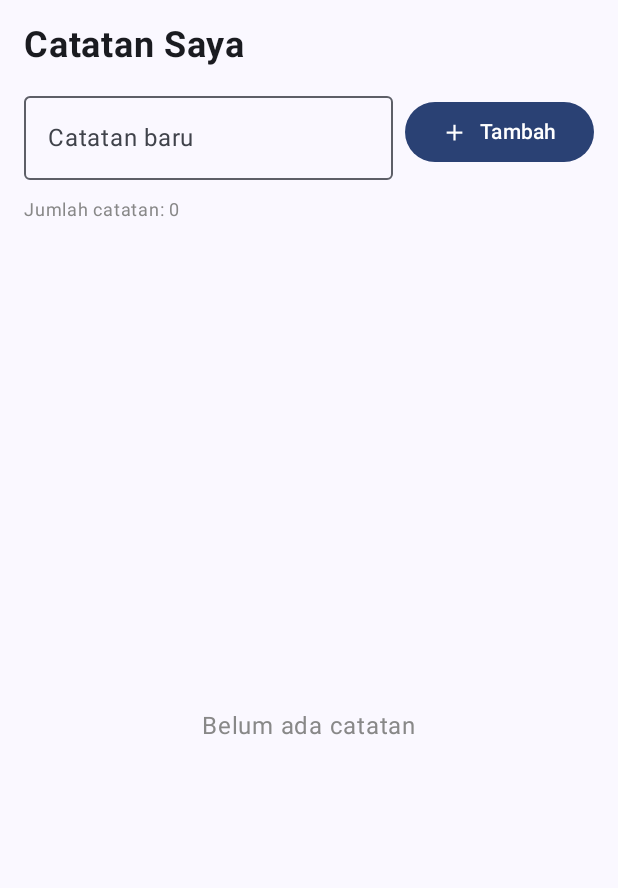
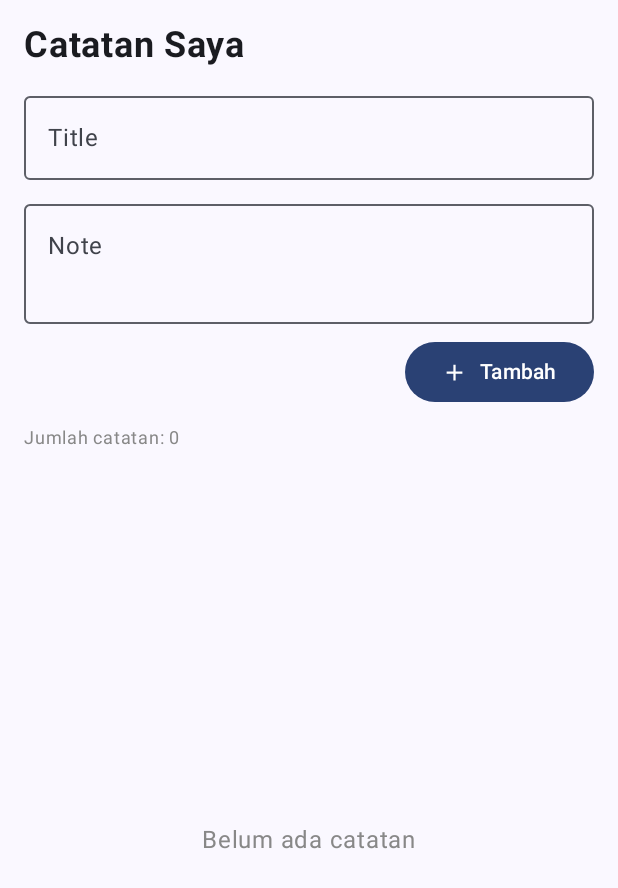
Before and after one commit to trengginaslir/NotesApp, an Android app built with Jetpack Compose: the screen it shows after launch (MainActivity), after a tap on "Tambah", on a phone screen of 412 x 824 dp. Shown: the top 888 px of the screen. Run offline under Robolectric (Android 15) with nearby library versions, the phone set to English and light mode, and no system bars; our stand-ins replace Room's generated code.

Commit message:
modifikasi tugas

```diff
--- a/app/src/main/java/com/example/notesapp/AppDatabase.kt
+++ b/app/src/main/java/com/example/notesapp/AppDatabase.kt
@@ -4,20 +4,31 @@ import android.content.Context
 import androidx.room.Database
 import androidx.room.Room
 import androidx.room.RoomDatabase
+import androidx.room.migration.Migration
+import androidx.sqlite.db.SupportSQLiteDatabase
 
-@Database(entities = [Note::class], version = 1, exportSchema = false)
+@Database(entities = [Note::class], version = 2, exportSchema = false)
 abstract class AppDatabase : RoomDatabase() {
     abstract fun noteDao(): NoteDao
     companion object {
         @Volatile
         private var INSTANCE: AppDatabase? = null
+
+        private val MIGRATION_1_2 = object : Migration(1, 2) {
+            override fun migrate(db: SupportSQLiteDatabase) {
+                db.execSQL("ALTER TABLE notes ADD COLUMN note TEXT NOT NULL DEFAULT ''")
+            }
+        }
+
         fun getInstance(context: Context): AppDatabase {
             return INSTANCE ?: synchronized(this) {
                 Room.databaseBuilder(
                     context.applicationContext,
                     AppDatabase::class.java,
                     "notes.db"
-                ).build().also { INSTANCE = it }
+                )
+                    .addMigrations(MIGRATION_1_2)
+                    .build().also { INSTANCE = it }
             }
         }
     }
--- a/app/src/main/java/com/example/notesapp/NotesScreen.kt
+++ b/app/src/main/java/com/example/notesapp/NotesScreen.kt
@@ -27,9 +27,11 @@ fun NotesScreen(
     vm: NotesViewModel = viewModel()
 ) {
     val notes by vm.notes.collectAsState()
-    var input by rememberSaveable { mutableStateOf("") }
+    var inputTitle by rememberSaveable { mutableStateOf("") }
+    var inputNote by rememberSaveable { mutableStateOf("") }
     var editingId by rememberSaveable { mutableStateOf<Long?>(null) }
-    var editingText by rememberSaveable { mutableStateOf("") }
+    var editingTitle by rememberSaveable { mutableStateOf("") }
+    var editingNote by rememberSaveable { mutableStateOf("") }
 
     Column(
         modifier = modifier
@@ -39,23 +41,33 @@ fun NotesScreen(
         Text(text = "Catatan Saya", fontSize = 24.sp, fontWeight = FontWeight.Bold)
         Spacer(Modifier.height(12.dp))
 
-        // Form input (CREATE)
-        Row(
+        Column(
             modifier = Modifier.fillMaxWidth(),
-            verticalAlignment = Alignment.CenterVertically,
-            horizontalArrangement = Arrangement.spacedBy(8.dp)
+            verticalArrangement = Arrangement.spacedBy(8.dp)
         ) {
             OutlinedTextField(
-                value = input,
-                onValueChange = { input = it },
-                label = { Text("Catatan baru") },
+                value = inputTitle,
+                onValueChange = { inputTitle = it },
+                label = { Text("Title") },
                 singleLine = true,
-                modifier = Modifier.weight(1f)
+                modifier = Modifier.fillMaxWidth()
             )
-            Button(onClick = {
-                vm.addNote(input)
-                input = ""
-            }) {
+            OutlinedTextField(
+                value = inputNote,
+                onValueChange = { inputNote = it },
+                label = { Text("Note") },
+                minLines = 2,
+                maxLines = 4,
+                modifier = Modifier.fillMaxWidth()
+            )
+            Button(
+                onClick = {
+                    vm.addNote(inputTitle, inputNote)
+                    inputTitle = ""
+                    inputNote = ""
+                },
+                modifier = Modifier.align(Alignment.End)
+            ) {
                 Icon(
                     painter = painterResource(R.drawable.ic_add),
                     contentDescription = null,
@@ -73,7 +85,6 @@ fun NotesScreen(
             modifier = Modifier.padding(vertical = 8.dp)
         )
 
-        // Daftar catatan (READ)
         if (notes.isEmpty()) {
             Box(modifier = Modifier.fillMaxSize(), contentAlignment = Alignment.Center) {
                 Text("Belum ada catatan", color = Color.Gray)
@@ -83,10 +94,12 @@ fun NotesScreen(
                 items(notes, key = { it.id }) { note ->
                     if (editingId == note.id) {
                         NoteItemEditing(
-                            text = editingText,
-                            onTextChange = { editingText = it },
+                            title = editingTitle,
+                            note = editingNote,
+                            onTitleChange = { editingTitle = it },
+                            onNoteChange = { editingNote = it },
                             onSave = {
-                                vm.updateNote(note, editingText)
+                                vm.updateNote(note, editingTitle, editingNote)
                                 editingId = null
                             },
                             onCancel = { editingId = null }
@@ -96,7 +109,8 @@ fun NotesScreen(
                             note = note,
                             onEdit = {
                                 editingId = note.id
-                                editingText = note.title
+                                editingTitle = note.title
+                                editingNote = note.note
                             },
                             onDelete = { vm.deleteNote(note) }
                         )
@@ -115,8 +129,13 @@ fun NoteItem(
     onDelete: () -> Unit = {}
 ) {
     ListItem(
-        headlineContent = { Text(note.title) },
-        supportingContent = { Text("ID: ${note.id}") },
+        overlineContent = { Text("ID: ${note.id}") },
+        headlineContent = { Text(note.title, fontWeight = FontWeight.Bold) },
+        supportingContent = {
+            if (note.note.isNotEmpty()) {
+                Text(note.note)
+            }
+        },
         trailingContent = {
             Row {
                 IconButton(onClick = onEdit) {
@@ -134,30 +153,45 @@ fun NoteItem(
 
 @Composable
 fun NoteItemEditing(
-    text: String,
-    onTextChange: (String) -> Unit,
+    title: String,
+    note: String,
+    onTitleChange: (String) -> Unit,
+    onNoteChange: (String) -> Unit,
     onSave: () -> Unit,
     onCancel: () -> Unit
 ) {
-    Row(
+    Column(
         modifier = Modifier
             .fillMaxWidth()
             .padding(vertical = 8.dp),
-        verticalAlignment = Alignment.CenterVertically
+        verticalArrangement = Arrangement.spacedBy(8.dp)
     ) {
         OutlinedTextField(
-            value = text,
-            onValueChange = onTextChange,
-            label = { Text("Ubah catatan") },
+            value = title,
+            onValueChange = onTitleChange,
+            label = { Text("Ubah title") },
             singleLine = true,
-            modifier = Modifier.weight(1f)
+            modifier = Modifier.fillMaxWidth()
         )
-        IconButton(onClick = onSave) {
-            Icon(painterResource(R.drawable.ic_check), "Simpan",
-                tint = Color(0xFF4CAF50))
-        }
-        IconButton(onClick = onCancel) {
-            Icon(painterResource(R.drawable.ic_close), "Batal")
+        OutlinedTextField(
+            value = note,
+            onValueChange = onNoteChange,
+            label = { Text("Ubah note") },
+            minLines = 2,
+            maxLines = 4,
+            modifier = Modifier.fillMaxWidth()
+        )
+        Row(
+            modifier = Modifier.align(Alignment.End),
+            verticalAlignment = Alignment.CenterVertically
+        ) {
+            IconButton(onClick = onSave) {
+                Icon(painterResource(R.drawable.ic_check), "Simpan",
+                    tint = Color(0xFF4CAF50))
+            }
+            IconButton(onClick = onCancel) {
+                Icon(painterResource(R.drawable.ic_close), "Batal")
+            }
         }
     }
 }
@@ -166,6 +200,6 @@ fun NoteItemEditing(
 @Composable
 fun NoteItemPreview() {
     NotesAppTheme {
-        NoteItem(note = Note(id = 1, title = "Belajar Room Database"))
+        NoteItem(note = Note(id = 1, title = "Belajar Room Database", note = "Materi entity, DAO, dan database"))
     }
 }
--- a/app/src/main/java/com/example/notesapp/NotesViewModel.kt
+++ b/app/src/main/java/com/example/notesapp/NotesViewModel.kt
@@ -10,26 +10,26 @@ import kotlinx.coroutines.launch
 
 class NotesViewModel(application: Application) : AndroidViewModel(application) {
     private val dao = AppDatabase.getInstance(application).noteDao()
-    // READ: Flow dari Room diubah menjadi StateFlow untuk UI
+
     val notes: StateFlow<List<Note>> = dao.getAll()
         .stateIn(
             scope = viewModelScope,
             started = SharingStarted.WhileSubscribed(5_000),
             initialValue = emptyList()
         )
-    // CREATE
-    fun addNote(title: String) {
-        val text = title.trim()
-        if (text.isEmpty()) return
-        viewModelScope.launch { dao.insert(Note(title = text)) }
+
+    fun addNote(title: String, note: String) {
+        val newTitle = title.trim()
+        if (newTitle.isEmpty()) return
+        viewModelScope.launch { dao.insert(Note(title = newTitle, note = note.trim())) }
     }
-    // UPDATE
-    fun updateNote(note: Note, newTitle: String) {
-        val text = newTitle.trim()
-        if (text.isEmpty()) return
-        viewModelScope.launch { dao.update(note.copy(title = text)) }
+
+    fun updateNote(old: Note, newTitle: String, newNote: String) {
+        val title = newTitle.trim()
+        if (title.isEmpty()) return
+        viewModelScope.launch { dao.update(old.copy(title = title, note = newNote.trim())) }
     }
-    // DELETE
+
     fun deleteNote(note: Note) {
         viewModelScope.launch { dao.delete(note) }
     }
```
Also changed, not shown: app/src/main/java/com/example/notesapp/Note.kt (+6 -1 lines).
